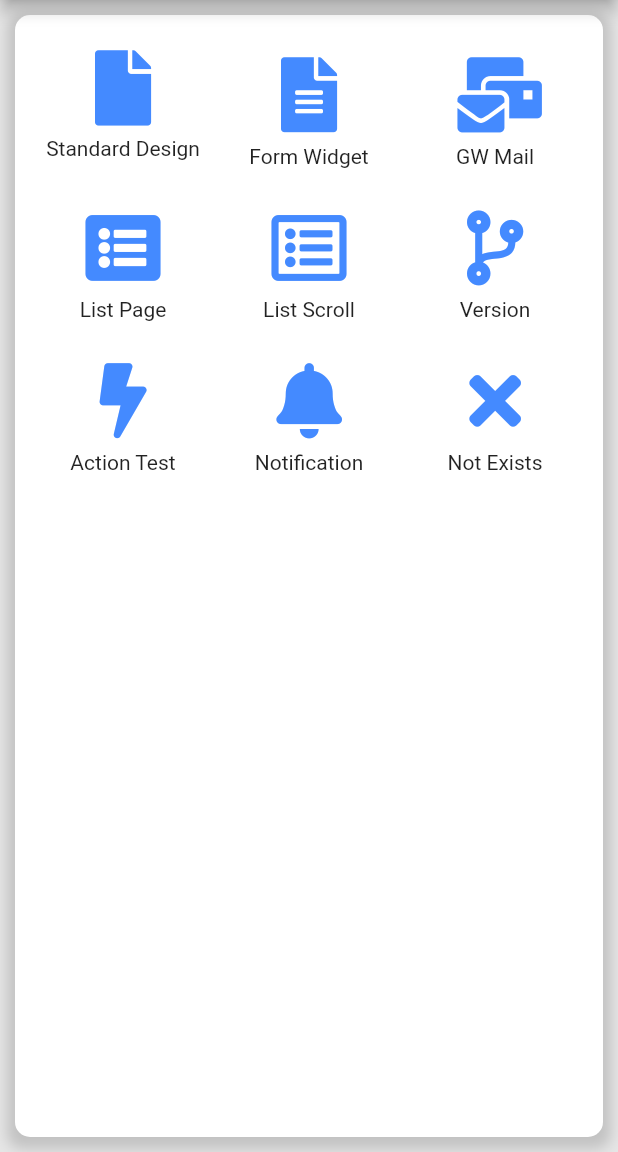
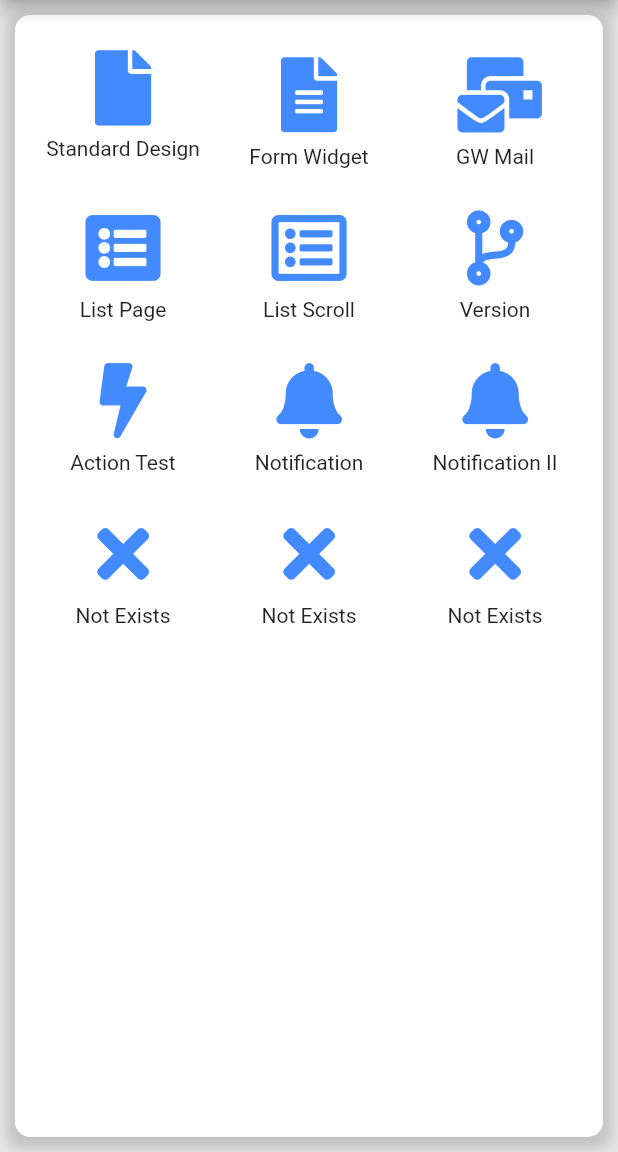
Before and after one commit to Jahwa-IT-Team/jahwa_mobile_working_center, a Flutter app: the Index screen opened by its route, on a phone screen of 412 x 824 dp, the part 84-1236 px from its top. Run offline on Flutter 3.47's test engine with Material 2 defaults, Android fonts, the phone set to English and light mode, and no system bars; our stand-ins replace awesome_notifications, flutter_local_notifications, flutter_swiper, font_awesome_flutter, loading_overlay, package_info and 5 more; missing offline and left inert: cron, encrypt; accounts and stored records are empty; network calls fail; Roboto replaces fonts that are missing (Malgun).

Commit message:
2020-11-30

```diff
--- a/lib/index.dart
+++ b/lib/index.dart
@@ -1,5 +1,6 @@
 import 'package:flutter/material.dart';
 
+import 'package:awesome_notifications/awesome_notifications.dart';
 import 'package:font_awesome_flutter/font_awesome_flutter.dart';
 import 'package:package_info/package_info.dart';
 
@@ -17,6 +18,18 @@ class _IndexState extends State<Index> {
   /// Call When Form Init
   @override
   void initState() {
+    AwesomeNotifications().initialize(
+        'resource://drawable/app_icon',
+        [
+          NotificationChannel(
+              channelKey: 'basic_channel',
+              channelName: 'Basic notifications',
+              channelDescription: 'Notification channel for basic tests',
+              defaultColor: Color(0xFF9D50DD),
+              ledColor: Colors.white
+          )
+        ]
+    );
     super.initState();
     print("open Index Page : " + DateTime.now().toString());
   }
@@ -203,6 +216,67 @@ class _IndexState extends State<Index> {
                               child: Column(
                                 children: <Widget> [
                                   IconButton(
+                                    icon: FaIcon(FontAwesomeIcons.solidBell),
+                                    iconSize: 50,
+                                    color: Colors.blueAccent,
+                                    onPressed: () async {
+                                      AwesomeNotifications().createNotification(
+                                          content: NotificationContent(
+                                              id: 10,
+                                              channelKey: 'basic_channel',
+                                              title: 'Simple Notification',
+                                              body: 'Simple body'
+                                          )
+                                      );
+                                    },
+                                  ),
+                                  Text('Notification II'),
+                                ],
+                              ),
+                            ),
+                          ),
+                        ],
+                      ),
+                      TableRow(
+                        children: [
+                          TableCell(
+                            child: Container(
+                              padding: EdgeInsets.all(10.0),
+                              child: Column(
+                                children: <Widget> [
+                                  IconButton(
+                                    icon: FaIcon(FontAwesomeIcons.times),
+                                    iconSize: 50,
+                                    color: Colors.blueAccent,
+                                    onPressed: () {;},
+                                  ),
+                                  Text('Not Exists'),
+                                ],
+                              ),
+                            ),
+                          ),
+                          TableCell(
+                            child: Container(
+                              padding: EdgeInsets.all(10.0),
+                              child: Column(
+                                children: <Widget> [
+                                  IconButton(
+                                    icon: FaIcon(FontAwesomeIcons.times),
+                                    iconSize: 50,
+                                    color: Colors.blueAccent,
+                                    onPressed: () {;},
+                                  ),
+                                  Text('Not Exists'),
+                                ],
+                              ),
+                            ),
+                          ),
+                          TableCell(
+                            child: Container(
+                              padding: EdgeInsets.all(10.0),
+                              child: Column(
+                                children: <Widget> [
+                                  IconButton(
                                     icon: FaIcon(FontAwesomeIcons.times),
                                     iconSize: 50,
                                     color: Colors.blueAccent,
--- a/lib/login.dart
+++ b/lib/login.dart
@@ -309,7 +309,6 @@ class _LoginState extends State<Login> {
       var data = {'id': email, 'password' : password}; /// Send Parameter
 
       return await http.post(Uri.encodeFull(url), body: json.encode(data), headers: {"Content-Type": "application/json"}).timeout(const Duration(seconds: 15)).then<bool>((http.Response response) {
-        print(jsonDecode(response.body));
         if(response.statusCode != 200 || response.body == null || response.body == "{}" ) { return false; }
         if(response.statusCode == 200){
           Map<String, dynamic> table = jsonDecode(response.body);
--- a/lib/util/common.dart
+++ b/lib/util/common.dart
@@ -110,7 +110,8 @@ Future<void> showNotification(var title, var content) async {
   final FlutterLocalNotificationsPlugin flutterLocalNotificationsPlugin = FlutterLocalNotificationsPlugin();
   var rng = new Random();
   const AndroidNotificationDetails androidPlatformChannelSpecifics = AndroidNotificationDetails('Id', 'Name', 'Description', importance: Importance.max, priority: Priority.high, ticker: 'ticker');
-  const NotificationDetails platformChannelSpecifics = NotificationDetails(android: androidPlatformChannelSpecifics);
+  const IOSNotificationDetails iOSPlatformChannelSpecifics = IOSNotificationDetails();
+  const NotificationDetails platformChannelSpecifics = NotificationDetails(android: androidPlatformChannelSpecifics, iOS: iOSPlatformChannelSpecifics);
   await flutterLocalNotificationsPlugin.show(rng.nextInt(1000000), title, content, platformChannelSpecifics, payload: 'Notification'); // Id를 Random으로 생성하여 중복되지 않도록 처리하면 각 메시지가 별도로 나타난다.
 }
 
--- a/pubspec.yaml
+++ b/pubspec.yaml
@@ -15,12 +15,13 @@ dependencies:
   flutter:
     sdk: flutter
 
+  awesome_notifications: any # Local Notification
   cron: ^0.2.3 # Background Execution - 별도로 실행되는 Thread를 생성하는 패키지, 차후 주기적으로 Check하여 메세지는 보내주는 기능을 개발할때 사용예정
   cupertino_icons: ^0.1.2 # Cupertino Icons font
   encrypt: ^4.0.2 # Encrypt Package - 암호화 처리용 패키지, /util/common.dart에서 사용
   flutter_html: ^1.0.2 # HTML Viewer - HTML로 이루어진 내용을 보기위해 사용되는 패키지
   flutter_launcher_name: ^0.0.1 # App Name Setting Package
-  flutter_local_notifications: ^3.0.0 # Notification - 상단 Status Bar에 알람참을 만드는 패키지, 휴대폰에 따라 최대 24~48개 가량 메세지가 만들어짐
+  flutter_local_notifications: ^3.0.1+6 # Notification - 상단 Status Bar에 알람참을 만드는 패키지, 휴대폰에 따라 최대 24~48개 가량 메세지가 만들어짐
   flutter_swiper: ^1.1.6 # Swipe Page - 한페이지내에서 여러화면을 Swipe할때 사용, JimsGatheringInformation.dart등에서 사용
   font_awesome_flutter: ^8.8.1 # FontAwesome Icon Package
   http: ^0.12.2 # Api Connection Package
```
Also changed, not shown: pubspec.lock.
